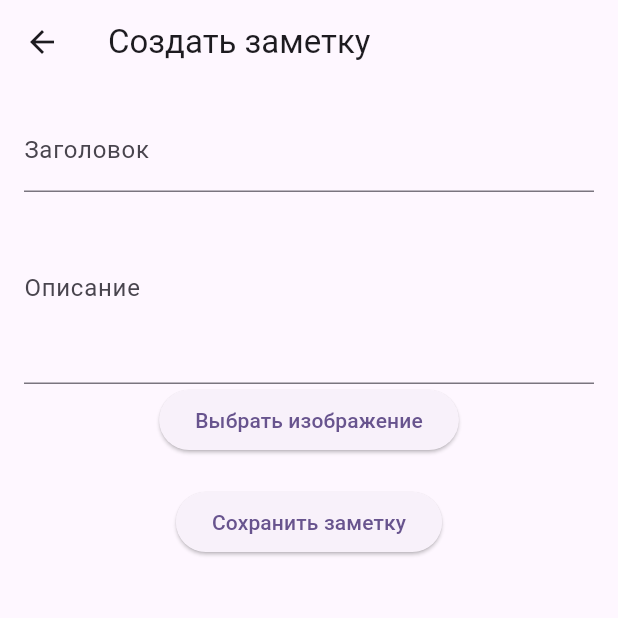
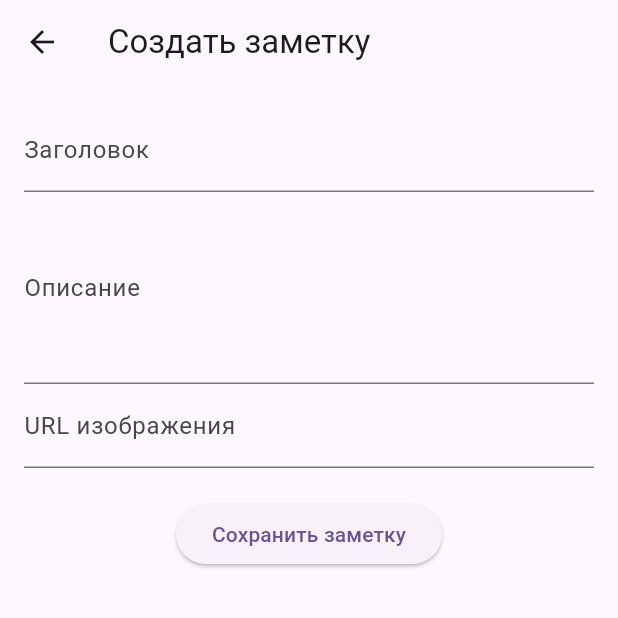
Before and after one commit to Rudolf31/pcs_sem5_pr5, a Flutter app: the screen it shows after launch, after a tap on the "add" icon, on a phone screen of 412 x 824 dp, the top half of it. Run offline on Flutter 3.47's test engine with Material 3 defaults, Android fonts, the phone set to English and light mode, and no system bars; network calls fail.

Commit message:
to production

```diff
--- a/lib/components/item_note.dart
+++ b/lib/components/item_note.dart
@@ -1,11 +1,12 @@
 import 'package:flutter/material.dart';
 import 'package:pcs3_sem5/pages/note_page.dart';
-
 import '../models/note.dart';
 
 class ItemNote extends StatelessWidget {
-  const ItemNote({super.key, required this.notes});
+  const ItemNote({super.key, required this.notes, required this.onDelete});
+
   final Note notes;
+  final Function(int) onDelete; // Добавляем параметр для удаления заметки
 
   @override
   Widget build(BuildContext context) {
@@ -15,7 +16,10 @@ class ItemNote extends StatelessWidget {
         onTap: () => Navigator.push(
           context,
           MaterialPageRoute(
-            builder: (context) => NotePage(note: notes),
+            builder: (context) => NotePage(
+              note: notes,
+              onDelete: onDelete, // Передаем функцию удаления
+            ),
           ),
         ),
         child: Container(
@@ -44,9 +48,13 @@ class ItemNote extends StatelessWidget {
                   style: const TextStyle(fontSize: 20, color: Colors.white),
                 ),
                 const SizedBox(height: 14),
-                Image(
-                  image: AssetImage(notes.photo_id),
+                Image.network(
+                  notes.photo_id,
                   height: 200,
+                  fit: BoxFit.cover,
+                  errorBuilder: (context, error, stackTrace) {
+                    return const Center(child: Text('Ошибка загрузки изображения'));
+                  },
                 ),
               ],
             ),
--- a/lib/pages/create_note_page.dart
+++ b/lib/pages/create_note_page.dart
@@ -13,7 +13,7 @@ class CreateNotePage extends StatefulWidget {
 class _CreateNotePageState extends State<CreateNotePage> {
   final TextEditingController _titleController = TextEditingController();
   final TextEditingController _descriptionController = TextEditingController();
-  String _imagePath = 'photo/new_note.gif';
+  final TextEditingController _imageUrlController = TextEditingController(); // Новый контроллер для URL изображения
 
   @override
   Widget build(BuildContext context) {
@@ -34,14 +34,9 @@ class _CreateNotePageState extends State<CreateNotePage> {
               decoration: const InputDecoration(labelText: 'Описание'),
               maxLines: 4,
             ),
-            // Здесь можно добавить виджет для выбора изображения
-            // Например, можно использовать ImagePicker для выбора изображения из галереи
-            ElevatedButton(
-              onPressed: () {
-                // Здесь можно добавить логику выбора изображения
-                // Например, открытие галереи
-              },
-              child: const Text('Выбрать изображение'),
+            TextField(
+              controller: _imageUrlController, // Используем новый контроллер
+              decoration: const InputDecoration(labelText: 'URL изображения'),
             ),
             const SizedBox(height: 20),
             ElevatedButton(
@@ -49,7 +44,7 @@ class _CreateNotePageState extends State<CreateNotePage> {
                 // Создаем новую заметку и возвращаемся на предыдущий экран
                 final newNote = Note(
                   id: DateTime.now().millisecondsSinceEpoch, // Уникальный ID
-                  photo_id: _imagePath,
+                  photo_id: _imageUrlController.text, // Используем URL изображения
                   title: _titleController.text,
                   description: _descriptionController.text,
                 );
--- a/lib/pages/home_page.dart
+++ b/lib/pages/home_page.dart
@@ -14,76 +14,72 @@ class _HomePageState extends State<HomePage> {
   List<Note> notes = <Note>[
     Note(
       id: 1,
-      photo_id: 'photo/cat_blinks.gif',
+      photo_id: 'https://media.tenor.com/nFR2LaDdGiAAAAAM/%D0%BA%D0%BE%D1%82-%D0%BC%D0%BE%D1%80%D0%B3%D0%B0%D0%B5%D1%82.gif',
       title: 'Муся',
       description: 'Муся не понимает, что тут происходит. Так ее и отдали в приют',
     ),
     Note(
       id: 2,
-      photo_id: 'photo/besito_catlove.gif',
+      photo_id: 'https://media1.tenor.com/m/o_5RQarGvJ0AAAAC/kiss.gif',
       title: 'Пуся',
       description: 'Пуся была слишком любвеобильна, ее нашли рядом с бездыханным зацмоканным телом предыдещих хoзяев',
     ),
     Note(
       id: 3,
-      photo_id: 'photo/cat_doesnt_like.gif',
+      photo_id: 'https://opis-cdn.tinkoffjournal.ru/mercury/16-cats-mem.e0dmtgwc0lzv..gif',
       title: 'Кися',
       description: 'Кися разбрасывала свои комки шерсти буквально на всех поверхностях в доме. Это немного не устроило предыдущих владельцев',
     ),
     Note(
       id: 4,
-      photo_id: 'photo/cat_drives.gif',
+      photo_id: 'https://media1.tenor.com/m/k_ECPZe7VIsAAAAd/cat-cat-driving-car.gif',
       title: 'Мыся',
       description: 'Мыся уже слишком взрослая для этого мира, однако ее отдали тк она разбила майбах владельца',
     ),
     Note(
       id: 5,
-      photo_id: 'photo/cat_hisses.gif',
+      photo_id: 'https://media1.tenor.com/m/H2h92fPVk0cAAAAd/cat-cat-violence.gif',
       title: 'Вася',
       description: 'Вася всего лишь хотел любви, но к сожалению она умела только шипеть((((((',
     ),
     Note(
       id: 6,
-      photo_id: 'photo/cat_is_enjoying.gif',
+      photo_id: 'https://media1.tenor.com/m/5BYK-WS0__gAAAAd/cool-fun.gif',
       title: 'Тося',
       description: 'Тося тусила все ночи напролет, ее хозяева не спали 4 дня, пока она не оказалась в приюте',
     ),
     Note(
       id: 7,
-      photo_id: 'photo/cat_is_indignant.gif',
+      photo_id: 'https://media.tenor.com/CAyevOYHOr8AAAAM/cat-watermelon.gif',
       title: 'Куся',
       description: 'Куся опять хочет жрать, ее не смогла прокормить предыдущая семья, хотя скоро и приют не сможет',
     ),
     Note(
       id: 8,
-      photo_id: 'photo/cat_judges.gif',
+      photo_id: 'https://media.tenor.com/8Cdx8fRXcUwAAAAM/cat-%D0%BA%D0%BE%D1%88%D0%BA%D0%B0.gif',
       title: 'Дуся',
       description: 'Дуся осуждает любого в поле своего зрения. Она осудила своего прошлого хозяина на 12 лет строгача.',
     ),
     Note(
       id: 9,
-      photo_id: 'photo/cat_underwater.gif',
+      photo_id: 'https://media.tenor.com/DM7SdBiQKhEAAAAM/cat-underwater.gif',
       title: 'Фыся',
       description: 'Муся очень хороший мем. Ее отдали в приют, тк она выпила домашний бассейн',
     ),
     Note(
       id: 10,
-      photo_id: 'photo/cat_head.gif',
+      photo_id: 'https://media.tenor.com/PGnGqfkIuLYAAAAM/cat-head.gif',
       title: 'Грызя',
       description: 'Грызя с рождения задается сложными для понимания вопросами. Однако над одним из них он по сей день ломает голову.. Так что же появилось раньше, курица или яйцо?',
     ),
   ];
 
-  void _addNote() {
+  void _addNote(Note note) {
     setState(() {
-      notes.add(Note(
-        id: notes.length + 1,
-        photo_id: 'photo/new_note.gif',
-        title: 'Новая заметка ${notes.length + 1}',
-        description: 'Описание новой заметки',
-      ));
+      notes.add(note);
     });
   }
+
 
   void _removeNote(int index) {
     setState(() {
@@ -103,11 +99,27 @@ class _HomePageState extends State<HomePage> {
         ),
         title: const Center(child: Text('Приютик кошачих мемов')),
       ),
-      body: ListView.builder(
+      body: notes.isEmpty
+          ? const Center(
+          child: Text('Мордашек не осталось', style: TextStyle(fontSize: 30),))
+          : ListView.builder(
         itemCount: notes.length,
         itemBuilder: (BuildContext context, int index) {
           return Dismissible(
             key: Key(notes[index].id.toString()),
+            background: Container(
+              color: Colors.red, // Красный фон
+              alignment: Alignment.centerLeft,
+              padding: const EdgeInsets.symmetric(horizontal: 20.0),
+              child: const Text(
+                'Иди погуляй',
+                style: TextStyle(
+                  color: Colors.white,
+                  fontSize: 34,
+                  fontWeight: FontWeight.bold,
+                ),
+              ),
+            ),
             onDismissed: (direction) {
               String noteTitle = notes[index].title;
               _removeNote(index);
@@ -115,7 +127,14 @@ class _HomePageState extends State<HomePage> {
                 SnackBar(content: Text('Мем $noteTitle пошел прогуляться')),
               );
             },
-            child: ItemNote(notes: notes[index]),
+            child: ItemNote(
+              notes: notes[index],
+              onDelete: (int id) {
+                setState(() {
+                  notes.removeWhere((note) => note.id == id);
+                });
+              },
+            ),
           );
         },
       ),
@@ -127,7 +146,7 @@ class _HomePageState extends State<HomePage> {
             MaterialPageRoute(
               builder: (context) => CreateNotePage(
                 onCreate: (Note newNote) {
-                  _addNote(); // Передаем новую заметку в _addNote
+                  _addNote(newNote); // Передаем новую заметку в _addNote
                 },
               ),
             ),
@@ -138,4 +157,5 @@ class _HomePageState extends State<HomePage> {
       ),
     );
   }
+
 }
```
Also changed, not shown: lib/pages/note_page.dart (+4 -5 lines), pubspec.yaml (+0 -11 lines), photo/besito_catlove.gif (deleted), photo/cat_blinks.gif (deleted), photo/cat_doesnt_like.gif (deleted), photo/cat_drives.gif (deleted), photo/cat_head.gif (deleted), photo/cat_hisses.gif (deleted), photo/cat_is_enjoying.gif (deleted), photo/cat_is_indignant.gif (deleted), photo/cat_judges.gif (deleted), photo/cat_underwater.gif (deleted), 2 other files.
